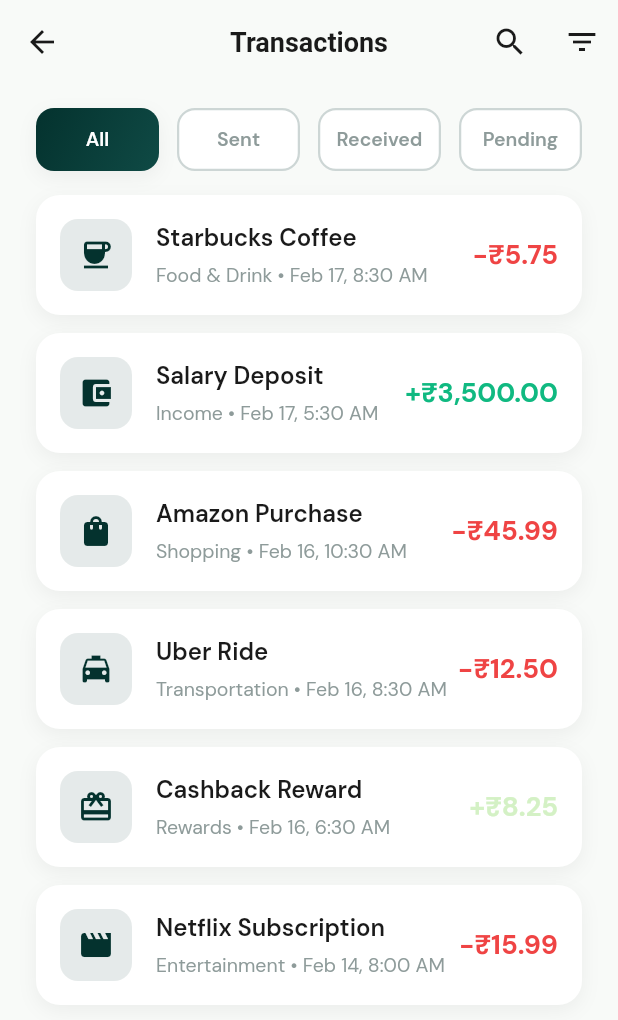
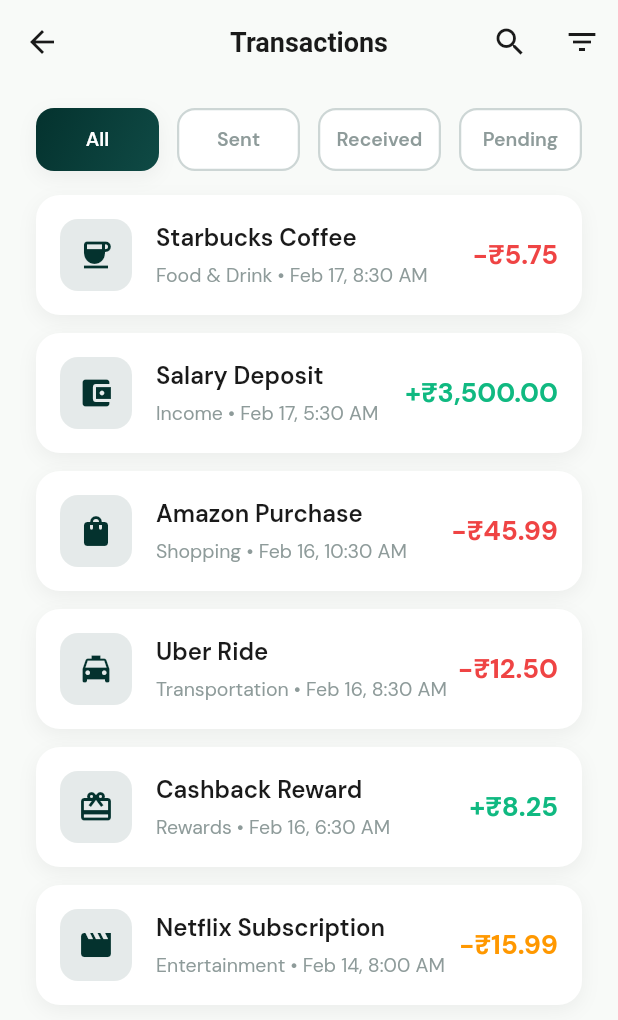
Before and after one commit to Yashk-15/TechPay-Digital-Wallet, a Flutter app: the TransactionsScreen screen opened by its route, on a phone screen of 412 x 824 dp. Shown: the top 1020 px of the screen. Run offline on Flutter 3.47's test engine with Material 3 defaults, Android fonts, the phone set to English and light mode, and no system bars; our stand-ins replace flutter_riverpod, google_fonts.

Commit message:
Optimization and Navigation Improved

```diff
--- a/lib/app_router.dart
+++ b/lib/app_router.dart
@@ -14,8 +14,8 @@
 
 class AppRouter {
   static const String welcome = '/';
-  static const String dashboard = '/dashboard';
-  static const String home = '/home'; // Alias
+  static const String home = '/home';
+  static const String dashboard = home; // Alias
   static const String balanceOverview = '/balance_overview';
   static const String transactions = '/transactions';
   static const String rewards = '/rewards';
@@ -30,7 +30,7 @@
 
   static Map<String, WidgetBuilder> get routes => {
         welcome: (context) => const WelcomeScreen(),
-        dashboard: (context) => const HomeScreen(),
+        // dashboard key is aliased to home, so we only need home in the map
         home: (context) => const HomeScreen(),
         balanceOverview: (context) => const BalanceOverviewScreen(),
         transactions: (context) => const TransactionsScreen(),
--- a/lib/core/theme/app_theme.dart
+++ b/lib/core/theme/app_theme.dart
@@ -52,7 +52,8 @@
   );
 
   // Shadows
-  static List<BoxShadow> get cardShadow => [
+  // Shadows
+  static final List<BoxShadow> cardShadow = [
     BoxShadow(
       color: Colors.black.withOpacity(0.05),
       blurRadius: 10,
@@ -60,7 +61,7 @@
     ),
   ];
 
-  static List<BoxShadow> get floatingShadow => [
+  static final List<BoxShadow> floatingShadow = [
     BoxShadow(
       color: primaryDarkGreen.withOpacity(0.3),
       blurRadius: 16,
@@ -87,8 +88,7 @@
   }
 
   // Theme Data
-  static ThemeData get lightTheme {
-    return ThemeData(
+  static final ThemeData lightTheme = ThemeData(
     useMaterial3: true,
     primaryColor: primaryDarkGreen,
     scaffoldBackgroundColor: backgroundLight,
@@ -178,7 +178,6 @@
       ),
     ),
   );
-  }
 
   // Dark Theme (Placeholder for now, using legacy structure adapted)
   static ThemeData get darkTheme {
--- a/lib/core/utils/validators.dart
+++ b/lib/core/utils/validators.dart
@@ -54,8 +54,8 @@
     if (value == null || value.isEmpty) {
       return 'Phone number is required';
     }
-    // Remove formatting valid chars
-    final cleanPhone = value.replaceAll(RegExp(r'[ \-\(\)]'), '');
+    // Remove everything that is not a digit
+    final cleanPhone = value.replaceAll(RegExp(r'\D'), '');
     if (!RegExp(r'^\d{10,15}$').hasMatch(cleanPhone)) {
       return 'Enter a valid phone number';
     }
--- a/lib/features/home/view/home_screen.dart
+++ b/lib/features/home/view/home_screen.dart
@@ -287,7 +287,7 @@
                                   crossAxisAlignment: CrossAxisAlignment.start,
                                   children: [
                                     const Text(
-                                      'Recent Transction',
+                                      'Recent Transactions',
                                       style: TextStyle(
                                         fontSize: 13,
                                         fontWeight: FontWeight.w500,
@@ -514,7 +514,8 @@
                         icon: Icons.arrow_upward,
                         isLight: true,
                         onTap: () {
-                          Navigator.pushNamed(context, AppRouter.nfcPayment);
+                          Navigator.pushNamed(
+                              context, AppRouter.contactSelection);
                         },
                       ),
                     ),
--- a/lib/features/payments/nfc/view/nfc_payment_screen.dart
+++ b/lib/features/payments/nfc/view/nfc_payment_screen.dart
@@ -77,7 +77,7 @@
           context,
           MaterialPageRoute(
             builder: (context) => PaymentSuccessScreen(
-              amount: double.parse(_amountController.text.replaceAll(',', '')),
+              amount: amount,
               merchant: 'Starbucks NFC',
             ),
           ),
--- a/lib/features/transactions/controller/transactions_controller.dart
+++ b/lib/features/transactions/controller/transactions_controller.dart
@@ -1,6 +1,4 @@
-import 'package:flutter/material.dart';
 import 'package:flutter_riverpod/flutter_riverpod.dart';
-import '../../../core/theme/app_theme.dart';
 import '../model/transaction_model.dart';
 
 class TransactionsState {
@@ -59,8 +57,6 @@
       category: 'Food & Drink',
       amount: -5.75,
       date: DateTime.now().subtract(const Duration(hours: 2)),
-      icon: Icons.coffee,
-      color: AppTheme.error,
       type: 'sent',
     ),
     TransactionModel(
@@ -69,8 +65,6 @@
       category: 'Income',
       amount: 3500.00,
       date: DateTime.now().subtract(const Duration(hours: 5)),
-      icon: Icons.account_balance_wallet,
-      color: AppTheme.success,
       type: 'received',
     ),
     TransactionModel(
@@ -79,8 +73,6 @@
       category: 'Shopping',
       amount: -45.99,
       date: DateTime.now().subtract(const Duration(days: 1)),
-      icon: Icons.shopping_bag,
-      color: AppTheme.error,
       type: 'sent',
     ),
     TransactionModel(
@@ -89,8 +81,6 @@
       category: 'Transportation',
       amount: -12.50,
       date: DateTime.now().subtract(const Duration(days: 1, hours: 2)),
-      icon: Icons.local_taxi,
-      color: AppTheme.error,
       type: 'sent',
     ),
     TransactionModel(
@@ -99,8 +89,6 @@
       category: 'Rewards',
       amount: 8.25,
       date: DateTime.now().subtract(const Duration(days: 1, hours: 4)),
-      icon: Icons.card_giftcard,
-      color: AppTheme.accentMintGreen,
       type: 'received',
     ),
     TransactionModel(
@@ -109,8 +97,6 @@
       category: 'Entertainment',
       amount: -15.99,
       date: DateTime(2026, 2, 14, 8, 0),
-      icon: Icons.movie,
-      color: AppTheme.error,
       type: 'pending',
     ),
   ];
--- a/lib/features/transactions/model/transaction_model.dart
+++ b/lib/features/transactions/model/transaction_model.dart
@@ -1,13 +1,9 @@
-import 'package:flutter/material.dart';
-
 class TransactionModel {
   final String id;
   final String title;
   final String category;
   final double amount;
   final DateTime date;
-  final IconData icon;
-  final Color color;
   final String type; // 'sent', 'received', 'pending'
 
   const TransactionModel({
@@ -16,8 +12,6 @@
     required this.category,
     required this.amount,
     required this.date,
-    required this.icon,
-    required this.color,
     required this.type,
   });
 }
--- a/lib/features/transactions/view/transactions_screen.dart
+++ b/lib/features/transactions/view/transactions_screen.dart
@@ -109,6 +109,8 @@
 
   Widget _buildTransactionItem(TransactionModel transaction) {
     final formattedDate = DateFormat('MMM d, h:mm a').format(transaction.date);
+    final icon = _getTransactionIcon(transaction.category);
+    final color = _getTransactionColor(transaction.type);
 
     return Container(
       margin: const EdgeInsets.only(bottom: 12),
@@ -127,8 +129,7 @@
               color: AppTheme.primaryDarkTeal.withOpacity(0.1),
               borderRadius: BorderRadius.circular(12),
             ),
-            child: Icon(transaction.icon,
-                color: AppTheme.primaryDarkTeal, size: 24),
+            child: Icon(icon, color: AppTheme.primaryDarkTeal, size: 24),
           ),
           const SizedBox(width: 16),
           Expanded(
@@ -159,11 +160,43 @@
             style: TextStyle(
               fontSize: 18,
               fontWeight: FontWeight.bold,
-              color: transaction.color,
+              color: color,
             ),
           ),
         ],
       ),
     );
   }
+
+  IconData _getTransactionIcon(String category) {
+    switch (category) {
+      case 'Food & Drink':
+        return Icons.coffee;
+      case 'Income':
+        return Icons.account_balance_wallet;
+      case 'Shopping':
+        return Icons.shopping_bag;
+      case 'Transportation':
+        return Icons.local_taxi;
+      case 'Rewards':
+        return Icons.card_giftcard;
+      case 'Entertainment':
+        return Icons.movie;
+      default:
+        return Icons.receipt;
+    }
+  }
+
+  Color _getTransactionColor(String type) {
+    switch (type.toLowerCase()) {
+      case 'received':
+        return AppTheme.success;
+      case 'sent':
+        return AppTheme.error;
+      case 'pending':
+        return Colors.orange;
+      default:
+        return AppTheme.textDark;
+    }
+  }
 }
--- a/pubspec.yaml
+++ b/pubspec.yaml
@@ -38,6 +38,7 @@
   flutter_riverpod: ^2.6.1
   google_fonts: ^6.3.0
   intl: ^0.20.2
+  crypto: ^3.0.7
 
 dev_dependencies:
   flutter_test:
```
Also changed, not shown: lib/core/security/security_service.dart (+4 -3 lines), lib/features/profile/controller/settings_controller.dart (added, +38 -0 lines), lib/features/profile/view/settings_screen.dart (+15 -20 lines), lib/features/rewards/view/rewards_screen.dart (+12 -5 lines), lib/features/transfer/controller/transfer_controller.dart (+13 -8 lines), lib/features/transfer/service/transfer_service.dart (+7 -3 lines), lib/features/transfer/view/amount_input_screen.dart (+6 -4 lines), lib/features/transfer/view/confirmation_screen.dart (+11 -3 lines), lib/features/transfer/view/contact_selection_screen.dart (+5 -3 lines), lib/features/transfer/view/success_screen.dart (+4 -4 lines), pubspec.lock. Lines whose indentation alone changed are shown as unchanged.
